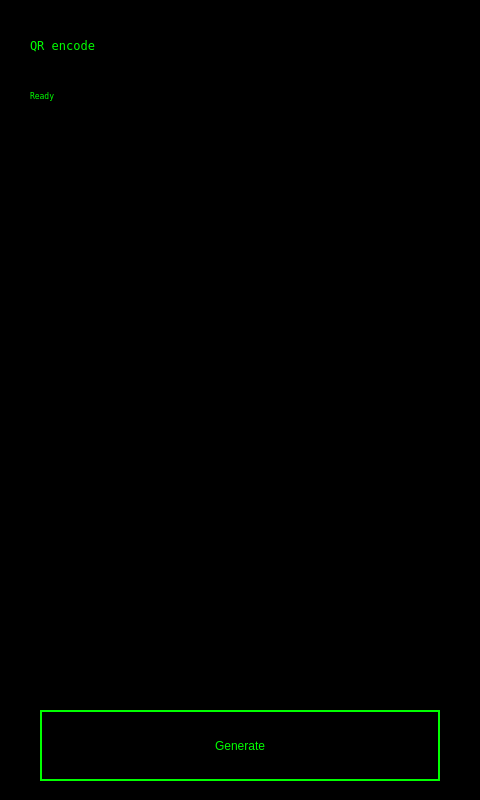
Above: mainwindow.ui from resiliencetheatre/qrencode-ui before the change. Below: the same form after it.
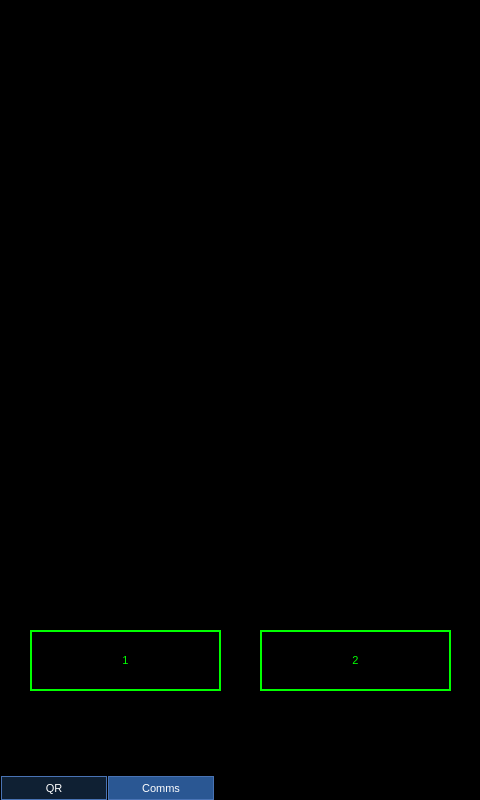
That is the form after the change. The open tabs and pages were chosen to show the change.

The edit to the form file:
```diff
--- a/mainwindow.ui
+++ b/mainwindow.ui
@@ -17,11 +17,78 @@
    <string notr="true">background-color: black;</string>
   </property>
   <widget class="QWidget" name="centralwidget">
+   <widget class="QTabWidget" name="tabWidget">
+    <property name="geometry">
+     <rect>
+      <x>0</x>
+      <y>0</y>
+      <width>480</width>
+      <height>800</height>
+     </rect>
+    </property>
+    <property name="font">
+     <font>
+      <pointsize>11</pointsize>
+     </font>
+    </property>
+    <property name="styleSheet">
+     <string notr="true">QTabWidget {  
+    background-color:#0f2033;
+    border-top: 2px solid #C2C7CB;  
+} 
+QTabWidget::pane { 
+    border-top: 0px solid #C2C7CB;  
+} 
+
+QTabBar::tab {  
+    background-color:#0f2033;
+    border: 1px solid #4973b4;  
+    min-width: 100px; 
+    min-height:22px;
+    padding: 0px  2px; 
+    color: rgb(255, 255, 255);
+    margin-left: 1px;
+    font: 75 8pt;
+}  
+  
+QTabBar::tab:selected, QTabBar::tab:hover {  
+    background-color: rgb(42,87,147);
+    margin-top: 0px;
+    
+}  
+  
+QTabBar::tab:!selected {  
+    margin-top: 0px;
+}  </string>
+    </property>
+    <property name="tabPosition">
+     <enum>QTabWidget::South</enum>
+    </property>
+    <property name="currentIndex">
+     <number>0</number>
+    </property>
+    <widget class="QWidget" name="tab">
+     <attribute name="title">
+      <string>QR</string>
+     </attribute>
+     <widget class="QLabel" name="qrLabel">
+      <property name="geometry">
+       <rect>
+        <x>40</x>
+        <y>200</y>
+        <width>400</width>
+        <height>400</height>
+       </rect>
+      </property>
+      <property name="text">
+       <string/>
+      </property>
+     </widget>
    <widget class="QPushButton" name="pushButton">
     <property name="geometry">
      <rect>
       <x>40</x>
-      <y>710</y>
+        <y>650</y>
       <width>400</width>
       <height>71</height>
      </rect>
@@ -34,46 +101,11 @@
      <string>Generate</string>
     </property>
    </widget>
-   <widget class="QLabel" name="titleLabel">
-    <property name="geometry">
-     <rect>
-      <x>30</x>
-      <y>30</y>
-      <width>411</width>
-      <height>31</height>
-     </rect>
-    </property>
-    <property name="font">
-     <font>
-      <family>DejaVu Sans Mono</family>
-     </font>
-    </property>
-    <property name="styleSheet">
-     <string notr="true">color: #00FF00;
-</string>
-    </property>
-    <property name="text">
-     <string>QR encode</string>
-    </property>
-   </widget>
-   <widget class="QLabel" name="qrLabel">
-    <property name="geometry">
-     <rect>
-      <x>40</x>
-      <y>290</y>
-      <width>400</width>
-      <height>400</height>
-     </rect>
-    </property>
-    <property name="text">
-     <string/>
-    </property>
-   </widget>
    <widget class="QLabel" name="statLabel">
     <property name="geometry">
      <rect>
       <x>30</x>
-      <y>80</y>
+        <y>60</y>
       <width>411</width>
       <height>31</height>
      </rect>
@@ -91,6 +123,110 @@
     <property name="text">
      <string>Ready</string>
     </property>
+     </widget>
+     <widget class="QLabel" name="titleLabel">
+      <property name="geometry">
+       <rect>
+        <x>30</x>
+        <y>20</y>
+        <width>411</width>
+        <height>31</height>
+       </rect>
+      </property>
+      <property name="font">
+       <font>
+        <family>DejaVu Sans Mono</family>
+       </font>
+      </property>
+      <property name="styleSheet">
+       <string notr="true">color: #00FF00;
+</string>
+      </property>
+      <property name="text">
+       <string>QR encode</string>
+      </property>
+     </widget>
+     <widget class="QLabel" name="timeLabel">
+      <property name="geometry">
+       <rect>
+        <x>40</x>
+        <y>110</y>
+        <width>400</width>
+        <height>71</height>
+       </rect>
+      </property>
+      <property name="styleSheet">
+       <string notr="true">color: #00FF00;
+font: 14pt;
+</string>
+      </property>
+      <property name="text">
+       <string/>
+      </property>
+      <property name="alignment">
+       <set>Qt::AlignCenter</set>
+      </property>
+     </widget>
+    </widget>
+    <widget class="QWidget" name="tab_2">
+     <attribute name="title">
+      <string>Comms</string>
+     </attribute>
+     <widget class="QPushButton" name="commButton">
+      <property name="geometry">
+       <rect>
+        <x>30</x>
+        <y>630</y>
+        <width>191</width>
+        <height>61</height>
+       </rect>
+      </property>
+      <property name="styleSheet">
+       <string notr="true">
+QPushButton {
+ background-color: #000000;
+color: #00FF00; 
+border:2px solid #00FF00;
+font: 8pt;
+
+}
+
+QPushButton:pressed {
+    background-color: #00C000;     
+}</string>
+      </property>
+      <property name="text">
+       <string>1</string>
+      </property>
+     </widget>
+     <widget class="QPushButton" name="commButton_2">
+      <property name="geometry">
+       <rect>
+        <x>260</x>
+        <y>630</y>
+        <width>191</width>
+        <height>61</height>
+       </rect>
+      </property>
+      <property name="styleSheet">
+       <string notr="true">
+QPushButton {
+ background-color: #000000;
+color: #00FF00; 
+border:2px solid #00FF00;
+font: 8pt;
+
+}
+
+QPushButton:pressed {
+    background-color: #00C000;     
+}</string>
+      </property>
+      <property name="text">
+       <string>2</string>
+      </property>
+     </widget>
+    </widget>
    </widget>
   </widget>
  </widget>
```
Lines whose indentation alone changed are shown as unchanged.
